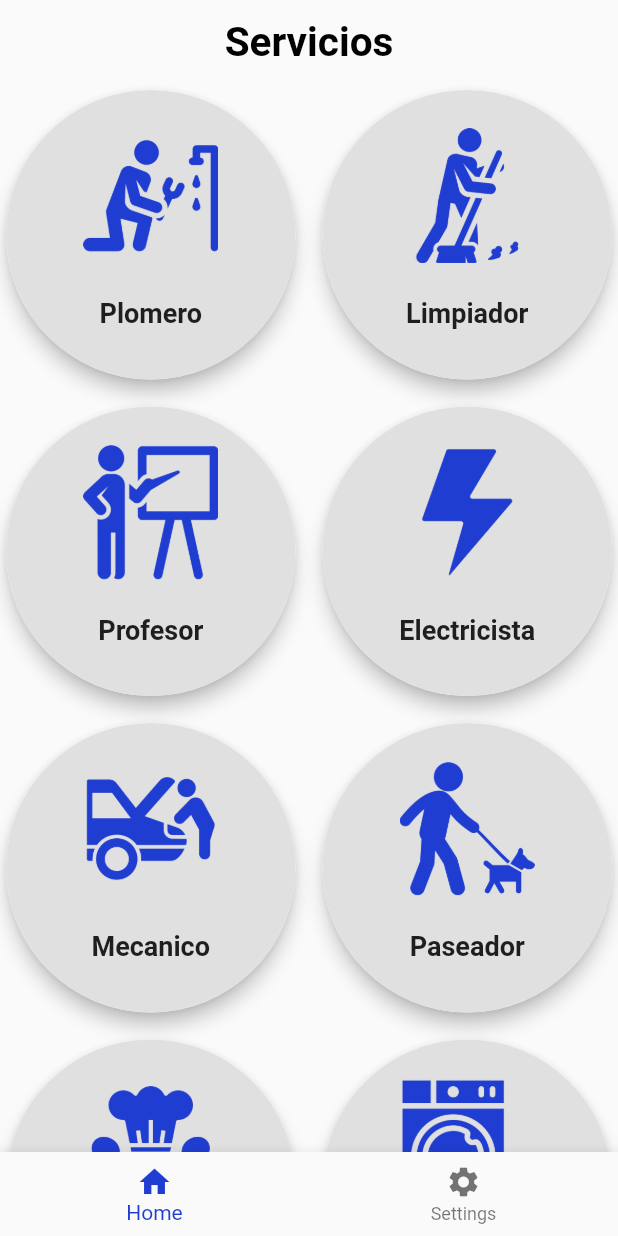
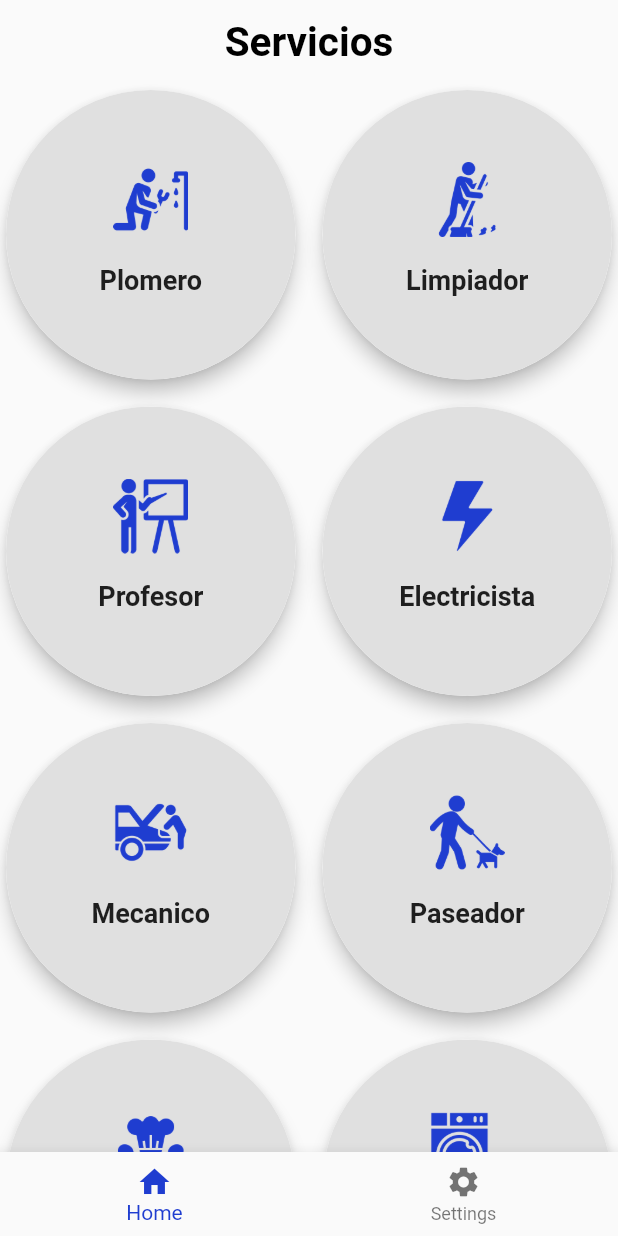
Before and after one commit to Jesus0917/ServiPlus-1.0, a Flutter app: the HomeScreen screen opened directly, on a phone screen of 412 x 824 dp. Run offline on Flutter 3.47's test engine with Material 2 defaults, Android fonts, the phone set to English and light mode, and no system bars.

Commit message:
mejora homescreen
Signed-off-by: JesusGarcia <ninojavier32@gmail.com>

```diff
--- a/lib/HomeScreen.dart
+++ b/lib/HomeScreen.dart
@@ -105,7 +105,7 @@ class ServiceCard extends StatelessWidget {
       child: ClipRRect(
         borderRadius: BorderRadius.circular(200.0), // Borde circular
         child: Container(
-          height: 20, // Ajustar la altura del contenedor
+          height: 10, // Ajustar la altura del contenedor
           width: double.infinity,
           decoration: BoxDecoration(
             color: Color.fromARGB(255, 224, 224, 224),
@@ -116,9 +116,9 @@ class ServiceCard extends StatelessWidget {
               Image.asset(
                 imagePath,
                 fit: BoxFit.contain, // Ajustar la imagen al contenedor
-                height: 90, // Altura deseada para la imagen
+                height: 50, // Altura deseada para la imagen
               ),
-              SizedBox(height: 15.0), // Espacio entre la imagen y el texto
+              SizedBox(height: 10.0), // Espacio entre la imagen y el texto
               Padding(
                 padding: EdgeInsets.all(8.0),
                 child: Text(
```
